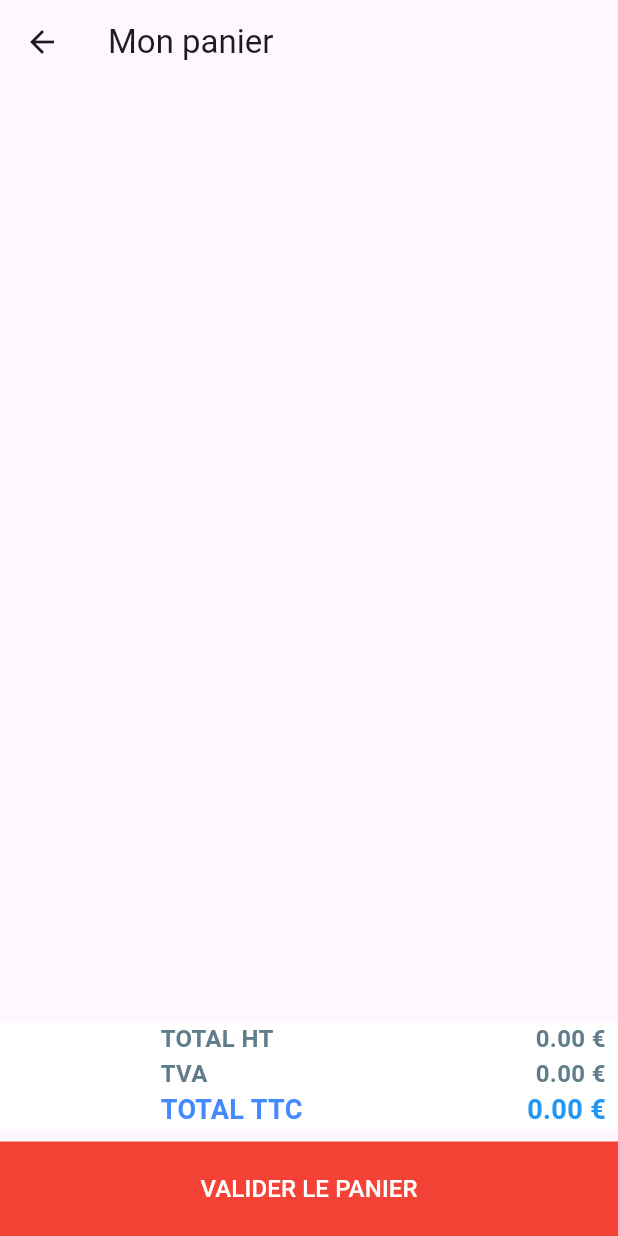
After one commit to Alicecaglisse01/FlutterPizzeria, a Flutter app: the screen it shows after launch, after a tap on the "shopping cart" icon, on a phone screen of 412 x 824 dp. The commit adds this screen. Run offline on Flutter 3.47's test engine with Material 3 defaults, Android fonts, the phone set to English and light mode, and no system bars.

Commit message:
TD 4 fini

```diff
--- /dev/null
+++ b/lib/models/cart.dart
@@ -0,0 +1,39 @@
+import 'package:pizzeria/models/pizza.dart';
+
+class CartItem {
+  final Pizza pizza;
+  int quantity;
+
+  CartItem(this.pizza, [this.quantity = 1]);
+}
+
+class Cart {
+  List<CartItem> _items = [];
+  List<CartItem> get items => _items;
+
+
+  int totalItems() { return _items.length; }
+
+  CartItem getCartItem(int index) {
+    return _items[index];
+  }
+
+  void addProduct(Pizza pizza) {
+    int index = findCartItemIndex(pizza.id);
+    if (index == -1) {
+      _items.add(CartItem(pizza));
+    } else {
+      CartItem item = _items[index];
+      item.quantity++;
+    }
+  }
+  void removeProduct(Pizza pizza) {
+    int index  = findCartItemIndex(pizza.id);
+    if (index != -1){
+      _items.removeAt(index);
+    }
+  }
+  int findCartItemIndex(int id){
+    return _items.indexWhere((element) => element.pizza.id == id);
+  }
+}
--- /dev/null
+++ b/lib/ui/panier.dart
@@ -0,0 +1,165 @@
+import 'package:flutter/material.dart';
+import 'package:pizzeria/models/cart.dart';
+
+class Panier extends StatefulWidget {
+  final Cart _cart;
+
+  const Panier(this._cart, {Key? key}) : super(key: key);
+
+  @override
+  _PanierState createState() => _PanierState();
+}
+
+class _PanierState extends State<Panier> {
+  double calculateTotal() {
+    double total = 0.0;
+    for (var item in widget._cart.items) {
+      total += item.pizza.price * item.quantity;
+    }
+    return total;
+  }
+
+  double calculateTVA(double total) {
+    double tva = total * 0.20;
+    return double.parse(tva.toStringAsFixed(2));
+  }
+
+  @override
+  Widget build(BuildContext context) {
+    double totalHT = calculateTotal();
+    double tva = calculateTVA(totalHT);
+    double totalTTC = totalHT + tva;
+
+    return Scaffold(
+      appBar: AppBar(
+        title: Text('Mon panier'),
+      ),
+      body: Column(
+        mainAxisAlignment: MainAxisAlignment.spaceBetween,
+        children: [
+          Expanded(
+            child: ListView.builder(
+              itemCount: widget._cart.totalItems(),
+              itemBuilder: (context, index) {
+                return _buildCartItem(widget._cart.getCartItem(index));
+              },
+            ),
+          ),
+          _buildTotalSection(totalHT, tva, totalTTC),
+          SizedBox(height: 8.0),
+          _buildValidateButton(),
+        ],
+      ),
+    );
+  }
+
+  Widget _buildCartItem(CartItem item) {
+    return Card(
+      elevation: 4.0,
+      margin: EdgeInsets.symmetric(vertical: 4.0, horizontal: 8.0),
+      child: Padding(
+        padding: const EdgeInsets.all(8.0),
+        child: Row(
+          children: [
+            Image.asset('assets/images/pizzas/${item.pizza.image}', width: 100),
+            Expanded(
+              child: Column(
+                crossAxisAlignment: CrossAxisAlignment.start,
+                children: [
+                  Text(item.pizza.title, style: TextStyle(fontSize: 18, fontWeight: FontWeight.bold)),
+                  Row(
+                    mainAxisAlignment: MainAxisAlignment.spaceBetween,
+                    children: [
+                      Text('${item.pizza.price.toStringAsFixed(2)} €', style: TextStyle(color: Colors.blueGrey)),
+                      Row(
+                        mainAxisAlignment: MainAxisAlignment.center,
+                        children: [
+                          IconButton(onPressed: () => _changeQuantity(item, false), icon: Icon(Icons.remove)),
+                          Text('${item.quantity}'),
+                          IconButton(onPressed: () => _changeQuantity(item, true), icon: Icon(Icons.add)),
+                        ],
+                      ),
+                    ],
+                  ),
+                  Text('Sous-Total: ${(item.pizza.price * item.quantity).toStringAsFixed(2)} €',  style: TextStyle(fontWeight: FontWeight.bold, fontSize: 18, color: Colors.blueAccent)),
+                ],
+              ),
+            ),
+          ],
+        ),
+      ),
+    );
+  }
+
+
+  Widget _buildTotalSection(double totalHT, double tva, double totalTTC) {
+    return Container(
+      color: Colors.white,
+      padding: EdgeInsets.symmetric(horizontal: 8.0),
+      child: Table(
+        columnWidths: const {
+          0: FlexColumnWidth(1),
+          1: FlexColumnWidth(2),
+          2: FlexColumnWidth(1),
+        },
+        children: [
+          TableRow(children: [
+            Text(''),
+            Text('TOTAL HT', style: TextStyle(fontWeight: FontWeight.bold, fontSize: 16, color: Colors.blueGrey), textAlign: TextAlign.left),
+            Text('${totalHT.toStringAsFixed(2)} €', textAlign: TextAlign.right, style: TextStyle(fontWeight: FontWeight.bold, fontSize: 16, color: Colors.blueGrey)),
+          ]),
+          TableRow(children: [
+            Text(''),
+            Text('TVA', style: TextStyle(fontWeight: FontWeight.bold, fontSize: 16, color: Colors.blueGrey), textAlign: TextAlign.left),
+            Text('${tva.toStringAsFixed(2)} €', textAlign: TextAlign.right, style: TextStyle(fontWeight: FontWeight.bold, fontSize: 16, color: Colors.blueGrey)),
+          ]),
+          TableRow(children: [
+            Text(''),
+            Text('TOTAL TTC', style: TextStyle(fontWeight: FontWeight.bold, fontSize: 18, color: Colors.blueAccent), textAlign: TextAlign.left),
+            Text('${totalTTC.toStringAsFixed(2)} €', textAlign: TextAlign.right, style: TextStyle(fontWeight: FontWeight.bold, fontSize: 18, color: Colors.blue)),
+          ]),
+        ],
+      ),
+    );
+  }
+
+
+
+  Widget _buildValidateButton() {
+    return Container(
+      width: MediaQuery.of(context).size.width,
+      padding: EdgeInsets.symmetric(horizontal: 0),
+      child: ElevatedButton(
+        style: ElevatedButton.styleFrom(
+          primary: Colors.red,
+          onPrimary: Colors.white,
+          shape: RoundedRectangleBorder(
+            borderRadius: BorderRadius.zero,
+          ),
+          padding: EdgeInsets.symmetric(vertical: 20.0),
+          elevation: 0,
+          minimumSize: Size(double.infinity, 50),
+        ),
+          onPressed: () {
+
+          },
+          child: Text('VALIDER LE PANIER', style: TextStyle(fontSize: 16)),
+        ),
+    );
+  }
+
+  void _changeQuantity(CartItem item, bool increase) {
+    setState(() {
+      if (increase) {
+        item.quantity++;
+      } else {
+        if (item.quantity > 1) {
+          item.quantity--;
+        } else {
+          widget._cart.removeProduct(item.pizza);
+        }
+      }
+    });
+  }
+
+}
--- /dev/null
+++ b/lib/ui/share/appbar_widget.dart
@@ -0,0 +1,35 @@
+import 'package:flutter/cupertino.dart';
+import 'package:flutter/material.dart';
+import 'package:pizzeria/models/cart.dart';
+import 'package:pizzeria/ui/panier.dart';
+
+class AppBarWidget extends StatelessWidget implements PreferredSizeWidget {
+  final String title;
+  final Cart _cart;
+
+  @override
+  // TODO: implement preferredSize
+  Size get preferredSize => Size.fromHeight(kToolbarHeight);
+
+  const AppBarWidget(this.title, this._cart, {Key? key}) : super(key: key);
+
+  @override
+  Widget build(BuildContext context) {
+    return AppBar(
+      title: Text(title),
+      actions: [
+        IconButton(
+          onPressed: () {
+            Navigator.push(
+              context,
+              MaterialPageRoute(
+                builder: (context) => Panier(_cart),
+              ),
+            );
+          },
+          icon: Icon(Icons.shopping_cart),
+        ),
+      ],
+    );
+  }
+}
```
Also changed, not shown: lib/main.dart (+8 -5 lines), lib/ui/pizza_details.dart (+6 -5 lines), lib/ui/pizza_list.dart (+7 -8 lines), lib/ui/share/buy_button_widget.dart (+6 -1 lines).
